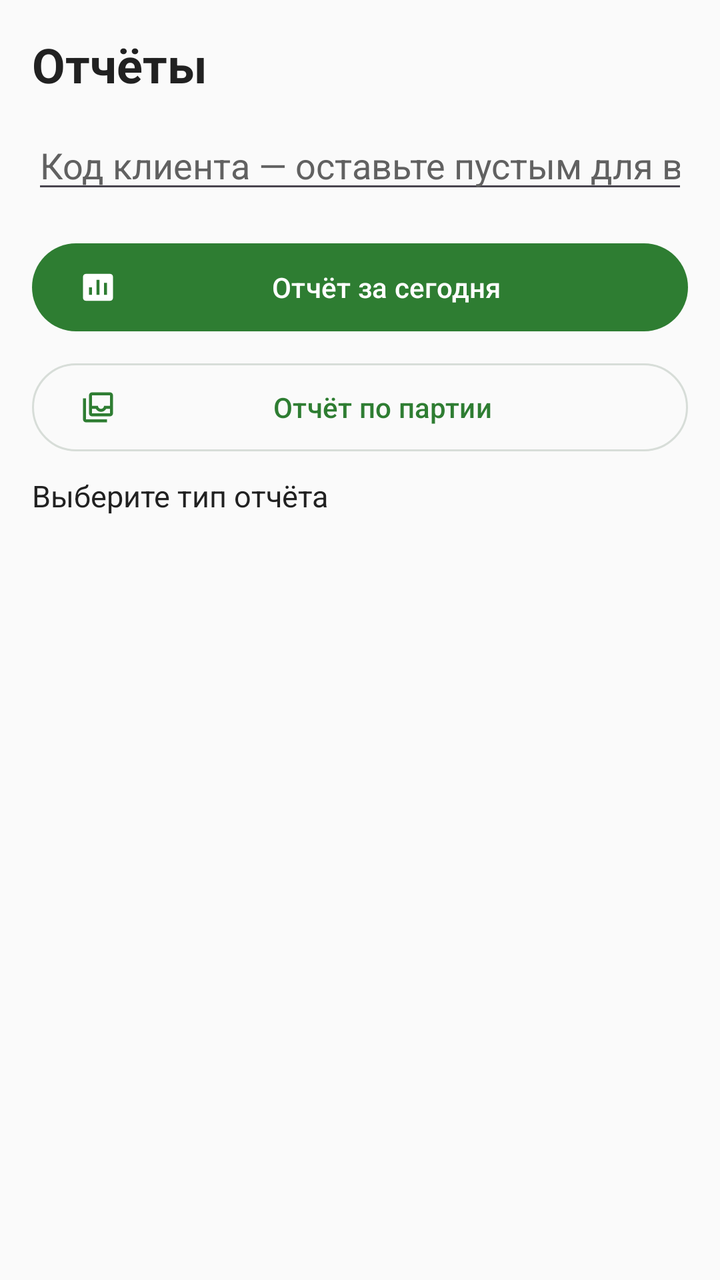
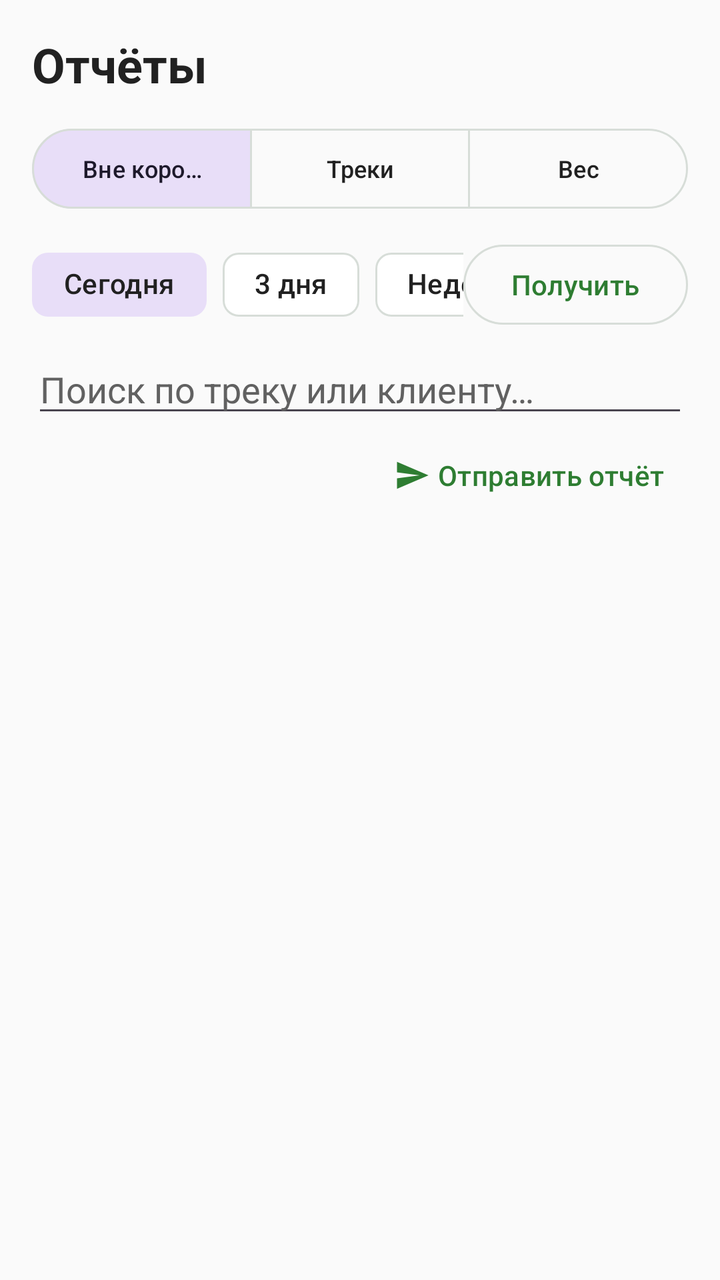

Two renders of the same Android screen: before a commit and after it. Below are the layout's source before the change and the commit's diff.
<!-- AndroidManifest.xml: application theme Theme.FastScan -->
<!-- res/layout/fragment_reports.xml -->
<?xml version="1.0" encoding="utf-8"?>
<androidx.constraintlayout.widget.ConstraintLayout xmlns:android="http://schemas.android.com/apk/res/android"
    xmlns:app="http://schemas.android.com/apk/res-auto"
    android:layout_width="match_parent"
    android:layout_height="match_parent"
    android:background="@color/app_background"
    android:padding="16dp">

    <TextView
        android:id="@+id/tvTitle"
        android:layout_width="0dp"
        android:layout_height="wrap_content"
        android:text="@string/reports"
        android:textColor="@color/app_text_primary"
        android:textSize="24sp"
        android:textStyle="bold"
        app:layout_constraintEnd_toEndOf="parent"
        app:layout_constraintStart_toStartOf="parent"
        app:layout_constraintTop_toTopOf="parent" />

    <com.google.android.material.button.MaterialButton
        android:id="@+id/btnTodayReport"
        android:layout_width="0dp"
        android:layout_height="52dp"
        android:layout_marginTop="16dp"
        android:text="@string/report_today"
        android:textAllCaps="false"
        app:icon="@drawable/ic_report"
        app:layout_constraintEnd_toEndOf="parent"
        app:layout_constraintStart_toStartOf="parent"
        app:layout_constraintTop_toBottomOf="@id/etClientCodeFilter" />

    <EditText
        android:id="@+id/etClientCodeFilter"
        android:layout_width="0dp"
        android:layout_height="wrap_content"
        android:layout_marginTop="12dp"
        android:hint="@string/report_client_code_filter"
        android:imeOptions="actionDone"
        android:inputType="textCapCharacters"
        android:singleLine="true"
        android:textColor="@color/app_text_primary"
        android:textColorHint="@color/app_text_secondary"
        app:layout_constraintEnd_toEndOf="parent"
        app:layout_constraintStart_toStartOf="parent"
        app:layout_constraintTop_toBottomOf="@id/tvTitle" />

    <com.google.android.material.button.MaterialButton
        android:id="@+id/btnPartyReport"
        style="@style/Widget.Material3.Button.OutlinedButton"
        android:layout_width="0dp"
        android:layout_height="52dp"
        android:layout_marginTop="8dp"
        android:text="@string/report_by_party"
        android:textAllCaps="false"
        app:icon="@drawable/ic_batch"
        app:layout_constraintEnd_toEndOf="parent"
        app:layout_constraintStart_toStartOf="parent"
        app:layout_constraintTop_toBottomOf="@id/btnTodayReport" />

    <com.google.android.material.button.MaterialButton
        android:id="@+id/btnShareReport"
        style="@style/Widget.Material3.Button.TextButton"
        android:layout_width="wrap_content"
        android:layout_height="48dp"
        android:text="@string/share_report"
        android:textAllCaps="false"
        android:visibility="gone"
        app:icon="@drawable/ic_send"
        app:layout_constraintEnd_toEndOf="parent"
        app:layout_constraintTop_toBottomOf="@id/btnPartyReport" />

    <androidx.core.widget.NestedScrollView
        android:layout_width="0dp"
        android:layout_height="0dp"
        android:layout_marginTop="8dp"
        app:layout_constraintBottom_toBottomOf="parent"
        app:layout_constraintEnd_toEndOf="parent"
        app:layout_constraintStart_toStartOf="parent"
        app:layout_constraintTop_toBottomOf="@id/btnShareReport">

        <TextView
            android:id="@+id/tvReport"
            android:layout_width="match_parent"
            android:layout_height="wrap_content"
            android:paddingBottom="24dp"
            android:text="@string/report_empty"
            android:textColor="@color/app_text_primary"
            android:textIsSelectable="true"
            android:textSize="15sp" />
    </androidx.core.widget.NestedScrollView>

    <ProgressBar
        android:id="@+id/progressBar"
        android:layout_width="wrap_content"
        android:layout_height="wrap_content"
        android:visibility="gone"
        app:layout_constraintBottom_toBottomOf="parent"
        app:layout_constraintEnd_toEndOf="parent"
        app:layout_constraintStart_toStartOf="parent"
        app:layout_constraintTop_toTopOf="parent" />

</androidx.constraintlayout.widget.ConstraintLayout>
<!-- resources referenced by this layout -->
<resources>
  <color name="app_background">#FAFAFA</color>
  <color name="app_text_primary">#212121</color>
  <color name="app_text_secondary">#616161</color>
  <!-- drawable ic_report (drawable) -->
  <?xml version="1.0" encoding="utf-8"?>
  <vector xmlns:android="http://schemas.android.com/apk/res/android"
      android:width="24dp"
      android:height="24dp"
      android:viewportWidth="24"
      android:viewportHeight="24">
      <path
          android:fillColor="@android:color/white"
          android:pathData="M4,3h16c1.1,0 2,0.9 2,2v14c0,1.1 -0.9,2 -2,2H4c-1.1,0 -2,-0.9 -2,-2V5c0,-1.1 0.9,-2 2,-2zM6,17h2v-5H6v5zM11,17h2V7h-2v10zM16,17h2V9h-2v8z" />
  </vector>
  <!-- drawable ic_send (drawable) -->
  <vector xmlns:android="http://schemas.android.com/apk/res/android" android:autoMirrored="true" android:height="24dp" android:tint="#000000" android:viewportHeight="24" android:viewportWidth="24" android:width="24dp">
        
      <path android:fillColor="@android:color/white" android:pathData="M2.01,21L23,12 2.01,3 2,10l15,2 -15,2z"/>
      
  </vector>
  <string name="report_by_party">Отчёт по партии</string>
  <string name="report_client_code_filter">Код клиента — оставьте пустым для всех</string>
  <string name="report_empty">Выберите тип отчёта</string>
  <string name="report_today">Отчёт за сегодня</string>
  <string name="reports">Отчёты</string>
  <string name="share_report">Отправить отчёт</string>
  <color name="app_primary">#2E7D32</color>
  <color name="app_primary_dark">#1B5E20</color>
  <color name="app_on_primary">#FFFFFF</color>
  <color name="app_surface">#FFFFFF</color>
  <color name="card_stroke">#D7DDD8</color>
  <!-- unchanged entries left out for length: 2 -->
</resources>

<!-- the commit's change to res/layout/fragment_reports.xml (unified diff, before → after) -->
@@ -18,77 +18,372 @@
         app:layout_constraintStart_toStartOf="parent"
         app:layout_constraintTop_toTopOf="parent" />
 
-    <com.google.android.material.button.MaterialButton
-        android:id="@+id/btnTodayReport"
-        android:layout_width="0dp"
-        android:layout_height="52dp"
-        android:layout_marginTop="16dp"
-        android:text="@string/report_today"
-        android:textAllCaps="false"
-        app:icon="@drawable/ic_report"
-        app:layout_constraintEnd_toEndOf="parent"
-        app:layout_constraintStart_toStartOf="parent"
-        app:layout_constraintTop_toBottomOf="@id/etClientCodeFilter" />
-
-    <EditText
-        android:id="@+id/etClientCodeFilter"
+    <com.google.android.material.button.MaterialButtonToggleGroup
+        android:id="@+id/reportTypeToggle"
         android:layout_width="0dp"
         android:layout_height="wrap_content"
         android:layout_marginTop="12dp"
-        android:hint="@string/report_client_code_filter"
-        android:imeOptions="actionDone"
-        android:inputType="textCapCharacters"
-        android:singleLine="true"
-        android:textColor="@color/app_text_primary"
-        android:textColorHint="@color/app_text_secondary"
-        app:layout_constraintEnd_toEndOf="parent"
-        app:layout_constraintStart_toStartOf="parent"
-        app:layout_constraintTop_toBottomOf="@id/tvTitle" />
-
-    <com.google.android.material.button.MaterialButton
-        android:id="@+id/btnPartyReport"
-        style="@style/Widget.Material3.Button.OutlinedButton"
-        android:layout_width="0dp"
-        android:layout_height="52dp"
-        android:layout_marginTop="8dp"
-        android:text="@string/report_by_party"
-        android:textAllCaps="false"
-        app:icon="@drawable/ic_batch"
-        app:layout_constraintEnd_toEndOf="parent"
-        app:layout_constraintStart_toStartOf="parent"
-        app:layout_constraintTop_toBottomOf="@id/btnTodayReport" />
-
-    <com.google.android.material.button.MaterialButton
-        android:id="@+id/btnShareReport"
-        style="@style/Widget.Material3.Button.TextButton"
-        android:layout_width="wrap_content"
-        android:layout_height="48dp"
-        android:text="@string/share_report"
-        android:textAllCaps="false"
+        app:checkedButton="@id/btnSectionUnpacked"
+        app:layout_constraintEnd_toEndOf="parent"
+        app:layout_constraintStart_toStartOf="parent"
+        app:layout_constraintTop_toBottomOf="@id/tvTitle"
+        app:selectionRequired="true"
+        app:singleSelection="true">
+
+        <com.google.android.material.button.MaterialButton
+            android:id="@+id/btnSectionUnpacked"
+            style="@style/Widget.Material3.Button.OutlinedButton"
+            android:layout_width="0dp"
+            android:layout_height="48dp"
+            android:layout_weight="1"
+            android:ellipsize="end"
+            android:maxLines="1"
+            android:text="@string/report_section_unpacked"
+            android:textAllCaps="false"
+            android:textSize="12sp" />
+
+        <com.google.android.material.button.MaterialButton
+            android:id="@+id/btnSectionTracks"
+            style="@style/Widget.Material3.Button.OutlinedButton"
+            android:layout_width="0dp"
+            android:layout_height="48dp"
+            android:layout_weight="1"
+            android:text="@string/report_section_tracks"
+            android:textAllCaps="false"
+            android:textSize="12sp" />
+
+        <com.google.android.material.button.MaterialButton
+            android:id="@+id/btnSectionWeight"
+            style="@style/Widget.Material3.Button.OutlinedButton"
+            android:layout_width="0dp"
+            android:layout_height="48dp"
+            android:layout_weight="1"
+            android:text="@string/report_section_weight"
+            android:textAllCaps="false"
+            android:textSize="12sp" />
+    </com.google.android.material.button.MaterialButtonToggleGroup>
+
+    <androidx.constraintlayout.widget.ConstraintLayout
+        android:id="@+id/sectionUnpacked"
+        android:layout_width="0dp"
+        android:layout_height="0dp"
+        android:layout_marginTop="10dp"
+        app:layout_constraintBottom_toBottomOf="parent"
+        app:layout_constraintEnd_toEndOf="parent"
+        app:layout_constraintStart_toStartOf="parent"
+        app:layout_constraintTop_toBottomOf="@id/reportTypeToggle">
+
+        <HorizontalScrollView
+            android:id="@+id/scrollUnpackedDays"
+            android:layout_width="0dp"
+            android:layout_height="wrap_content"
+            android:overScrollMode="never"
+            android:scrollbars="none"
+            app:layout_constraintEnd_toStartOf="@id/btnRefreshUnpacked"
+            app:layout_constraintStart_toStartOf="parent"
+            app:layout_constraintTop_toTopOf="parent">
+
+            <com.google.android.material.chip.ChipGroup
+                android:layout_width="wrap_content"
+                android:layout_height="wrap_content"
+                app:selectionRequired="true"
+                app:singleSelection="true">
+
+                <com.google.android.material.chip.Chip
+                    android:id="@+id/chipUnpackedToday"
+                    android:layout_width="wrap_content"
+                    android:layout_height="wrap_content"
+                    android:checkable="true"
+                    android:checked="true"
+                    android:text="@string/today" />
+
+                <com.google.android.material.chip.Chip
+                    android:id="@+id/chipUnpacked3Days"
+                    android:layout_width="wrap_content"
+                    android:layout_height="wrap_content"
+                    android:checkable="true"
+                    android:text="@string/last_3_days" />
+
+                <com.google.android.material.chip.Chip
+                    android:id="@+id/chipUnpackedWeek"
+                    android:layout_width="wrap_content"
+                    android:layout_height="wrap_content"
+                    android:checkable="true"
+                    android:text="@string/last_week" />
+
+                <com.google.android.material.chip.Chip
+                    android:id="@+id/chipUnpackedAll"
+                    android:layout_width="wrap_content"
+                    android:layout_height="wrap_content"
+                    android:checkable="true"
+                    android:text="@string/all_time" />
+            </com.google.android.material.chip.ChipGroup>
+        </HorizontalScrollView>
+
+        <com.google.android.material.button.MaterialButton
+            android:id="@+id/btnRefreshUnpacked"
+            style="@style/Widget.Material3.Button.OutlinedButton"
+            android:layout_width="wrap_content"
+            android:layout_height="48dp"
+            android:layout_marginStart="8dp"
+            android:text="@string/get_report"
+            android:textAllCaps="false"
+            app:layout_constraintBottom_toBottomOf="@id/scrollUnpackedDays"
+            app:layout_constraintEnd_toEndOf="parent"
+            app:layout_constraintTop_toTopOf="@id/scrollUnpackedDays" />
+
+        <EditText
+            android:id="@+id/etUnpackedSearch"
+            android:layout_width="0dp"
+            android:layout_height="wrap_content"
+            android:layout_marginTop="6dp"
+            android:hint="@string/search_hint"
+            android:imeOptions="actionDone"
+            android:inputType="text"
+            android:singleLine="true"
+            android:textColor="@color/app_text_primary"
+            android:textColorHint="@color/app_text_secondary"
+            app:layout_constraintEnd_toEndOf="parent"
+            app:layout_constraintStart_toStartOf="parent"
+            app:layout_constraintTop_toBottomOf="@id/scrollUnpackedDays" />
+
+        <TextView
+            android:id="@+id/tvUnpackedSummary"
+            android:layout_width="0dp"
+            android:layout_height="wrap_content"
+            android:layout_marginTop="8dp"
+            android:textColor="@color/app_text_primary"
+            android:textStyle="bold"
+            app:layout_constraintEnd_toStartOf="@id/btnShareUnpackedReport"
+            app:layout_constraintStart_toStartOf="parent"
+            app:layout_constraintTop_toBottomOf="@id/etUnpackedSearch" />
+
+        <com.google.android.material.button.MaterialButton
+            android:id="@+id/btnShareUnpackedReport"
+            style="@style/Widget.Material3.Button.TextButton"
+            android:layout_width="wrap_content"
+            android:layout_height="48dp"
+            android:text="@string/share_report"
+            android:textAllCaps="false"
+            app:icon="@drawable/ic_send"
+            app:layout_constraintEnd_toEndOf="parent"
+            app:layout_constraintTop_toBottomOf="@id/etUnpackedSearch" />
+
+        <androidx.recyclerview.widget.RecyclerView
+            android:id="@+id/rvUnpacked"
+            android:layout_width="0dp"
+            android:layout_height="0dp"
+            android:layout_marginTop="4dp"
+            android:clipToPadding="false"
+            android:paddingBottom="16dp"
+            app:layout_constraintBottom_toBottomOf="parent"
+            app:layout_constraintEnd_toEndOf="parent"
+            app:layout_constraintStart_toStartOf="parent"
+            app:layout_constraintTop_toBottomOf="@id/btnShareUnpackedReport" />
+
+        <TextView
+            android:id="@+id/tvUnpackedEmpty"
+            android:layout_width="0dp"
+            android:layout_height="wrap_content"
+            android:gravity="center"
+            android:text="@string/no_unpacked_orders"
+            android:textColor="@color/app_text_secondary"
+            android:textSize="16sp"
+            android:visibility="gone"
+            app:layout_constraintBottom_toBottomOf="parent"
+            app:layout_constraintEnd_toEndOf="parent"
+            app:layout_constraintStart_toStartOf="parent"
+            app:layout_constraintTop_toBottomOf="@id/btnShareUnpackedReport" />
+    </androidx.constraintlayout.widget.ConstraintLayout>
+
+    <androidx.constraintlayout.widget.ConstraintLayout
+        android:id="@+id/sectionTracks"
+        android:layout_width="0dp"
+        android:layout_height="0dp"
+        android:layout_marginTop="10dp"
         android:visibility="gone"
-        app:icon="@drawable/ic_send"
-        app:layout_constraintEnd_toEndOf="parent"
-        app:layout_constraintTop_toBottomOf="@id/btnPartyReport" />
-
-    <androidx.core.widget.NestedScrollView
+        app:layout_constraintBottom_toBottomOf="parent"
+        app:layout_constraintEnd_toEndOf="parent"
+        app:layout_constraintStart_toStartOf="parent"
+        app:layout_constraintTop_toBottomOf="@id/reportTypeToggle">
+
+        <EditText
+            android:id="@+id/etClientCodeFilter"
+            android:layout_width="0dp"
+            android:layout_height="wrap_content"
+            android:hint="@string/report_client_code_filter"
+            android:imeOptions="actionDone"
+            android:inputType="textCapCharacters"
+            android:singleLine="true"
+            android:textColor="@color/app_text_primary"
+            android:textColorHint="@color/app_text_secondary"
+            app:layout_constraintEnd_toEndOf="parent"
+            app:layout_constraintStart_toStartOf="parent"
+            app:layout_constraintTop_toTopOf="parent" />
+
+        <com.google.android.material.button.MaterialButton
+            android:id="@+id/btnTodayReport"
+            android:layout_width="0dp"
+            android:layout_height="52dp"
+            android:layout_marginTop="10dp"
+            android:text="@string/report_today"
+            android:textAllCaps="false"
+            app:icon="@drawable/ic_report"
+            app:layout_constraintEnd_toEndOf="parent"
+            app:layout_constraintStart_toStartOf="parent"
+            app:layout_constraintTop_toBottomOf="@id/etClientCodeFilter" />
+
+        <com.google.android.material.button.MaterialButton
+            android:id="@+id/btnPartyReport"
+            style="@style/Widget.Material3.Button.OutlinedButton"
+            android:layout_width="0dp"
+            android:layout_height="52dp"
+            android:layout_marginTop="8dp"
+            android:text="@string/report_by_party"
+            android:textAllCaps="false"
+            app:icon="@drawable/ic_batch"
+            app:layout_constraintEnd_toEndOf="parent"
+            app:layout_constraintStart_toStartOf="parent"
+            app:layout_constraintTop_toBottomOf="@id/btnTodayReport" />
+
+        <com.google.android.material.button.MaterialButton
+            android:id="@+id/btnShareTrackReport"
+            style="@style/Widget.Material3.Button.TextButton"
+            android:layout_width="wrap_content"
+            android:layout_height="48dp"
+            android:enabled="false"
+            android:text="@string/share_report"
+            android:textAllCaps="false"
+            app:icon="@drawable/ic_send"
+            app:layout_constraintEnd_toEndOf="parent"
+            app:layout_constraintTop_toBottomOf="@id/btnPartyReport" />
+
+        <androidx.core.widget.NestedScrollView
+            android:layout_width="0dp"
+            android:layout_height="0dp"
+            android:layout_marginTop="4dp"
+            app:layout_constraintBottom_toBottomOf="parent"
+            app:layout_constraintEnd_toEndOf="parent"
+            app:layout_constraintStart_toStartOf="parent"
+            app:layout_constraintTop_toBottomOf="@id/btnShareTrackReport">
+
+            <TextView
+                android:id="@+id/tvTrackReport"
+                android:layout_width="match_parent"
+                android:layout_height="wrap_content"
+                android:paddingBottom="24dp"
+                android:text="@string/report_empty"
+                android:textColor="@color/app_text_primary"
+                android:textIsSelectable="true"
+                android:textSize="15sp" />
+        </androidx.core.widget.NestedScrollView>
+    </androidx.constraintlayout.widget.ConstraintLayout>
+
+    <androidx.constraintlayout.widget.ConstraintLayout
+        android:id="@+id/sectionWeight"
         android:layout_width="0dp"
         android:layout_height="0dp"
-        android:layout_marginTop="8dp"
+        android:layout_marginTop="10dp"
+        android:visibility="gone"
         app:layout_constraintBottom_toBottomOf="parent"
         app:layout_constraintEnd_toEndOf="parent"
         app:layout_constraintStart_toStartOf="parent"
-        app:layout_constraintTop_toBottomOf="@id/btnShareReport">
+        app:layout_constraintTop_toBottomOf="@id/reportTypeToggle">
+
+        <com.google.android.material.button.MaterialButton
+            android:id="@+id/btnPreviousYear"
+            style="@style/Widget.Material3.Button.IconButton.Outlined"
+            android:layout_width="48dp"
+            android:layout_height="48dp"
+            android:contentDescription="@string/previous_year"
+            app:icon="@drawable/ic_arrow_back"
+            app:iconTint="@color/app_primary"
+            app:layout_constraintStart_toStartOf="parent"
+            app:layout_constraintTop_toTopOf="parent" />
 
         <TextView
-            android:id="@+id/tvReport"
-            android:layout_width="match_parent"
-            android:layout_height="wrap_content"
-            android:paddingBottom="24dp"
-            android:text="@string/report_empty"
-            android:textColor="@color/app_text_primary"
-            android:textIsSelectable="true"
-            android:textSize="15sp" />
-    </androidx.core.widget.NestedScrollView>
+            android:id="@+id/tvWeightYear"
+            android:layout_width="0dp"
+            android:layout_height="48dp"
+            android:gravity="center"
+            android:textColor="@color/app_text_primary"
+            android:textSize="20sp"
+            android:textStyle="bold"
+            app:layout_constraintEnd_toStartOf="@id/btnNextYear"
+            app:layout_constraintStart_toEndOf="@id/btnPreviousYear"
+            app:layout_constraintTop_toTopOf="parent" />
+
+        <com.google.android.material.button.MaterialButton
+            android:id="@+id/btnNextYear"
+            style="@style/Widget.Material3.Button.IconButton.Outlined"
+            android:layout_width="48dp"
+            android:layout_height="48dp"
+            android:contentDescription="@string/next_year"
+            android:rotation="180"
+            app:icon="@drawable/ic_arrow_back"
+            app:iconTint="@color/app_primary"
+            app:layout_constraintEnd_toEndOf="parent"
+            app:layout_constraintTop_toTopOf="parent" />
+
+        <EditText
+            android:id="@+id/etWeightClientCodeFilter"
+            android:layout_width="0dp"
+            android:layout_height="wrap_content"
+            android:layout_marginTop="8dp"
+            android:hint="@string/report_client_code_filter"
+            android:imeOptions="actionDone"
+            android:inputType="textCapCharacters"
+            android:singleLine="true"
+            android:textColor="@color/app_text_primary"
+            android:textColorHint="@color/app_text_secondary"
+            app:layout_constraintEnd_toEndOf="parent"
+            app:layout_constraintStart_toStartOf="parent"
+            app:layout_constraintTop_toBottomOf="@id/tvWeightYear" />
+
+        <com.google.android.material.button.MaterialButton
+            android:id="@+id/btnWeightReport"
+            android:layout_width="0dp"
+            android:layout_height="52dp"
+            android:layout_marginTop="10dp"
+            android:text="@string/get_report"
+            android:textAllCaps="false"
+            app:icon="@drawable/ic_scale"
+            app:layout_constraintEnd_toEndOf="parent"
+            app:layout_constraintStart_toStartOf="parent"
+            app:layout_constraintTop_toBottomOf="@id/etWeightClientCodeFilter" />
+
+        <com.google.android.material.button.MaterialButton
+            android:id="@+id/btnShareWeightReport"
+            style="@style/Widget.Material3.Button.TextButton"
+            android:layout_width="wrap_content"
+            android:layout_height="48dp"
+            android:enabled="false"
+            android:text="@string/share_report"
+            android:textAllCaps="false"
+            app:icon="@drawable/ic_send"
+            app:layout_constraintEnd_toEndOf="parent"
+            app:layout_constraintTop_toBottomOf="@id/btnWeightReport" />
+
+        <androidx.core.widget.NestedScrollView
+            android:layout_width="0dp"
+            android:layout_height="0dp"
+            android:layout_marginTop="4dp"
+            app:layout_constraintBottom_toBottomOf="parent"
+            app:layout_constraintEnd_toEndOf="parent"
+            app:layout_constraintStart_toStartOf="parent"
+            app:layout_constraintTop_toBottomOf="@id/btnShareWeightReport">
+
+            <TextView
+                android:id="@+id/tvWeightReport"
+                android:layout_width="match_parent"
+                android:layout_height="wrap_content"
+                android:paddingBottom="24dp"
+                android:text="@string/report_monthly_weight_empty"
+                android:textColor="@color/app_text_primary"
+                android:textIsSelectable="true"
+                android:textSize="15sp" />
+        </androidx.core.widget.NestedScrollView>
+    </androidx.constraintlayout.widget.ConstraintLayout>
 
     <ProgressBar
         android:id="@+id/progressBar"
<!-- resource entries referenced after the edit -->
@@ -3,6 +3,17 @@
   <color name="app_background">#FAFAFA</color>
   <color name="app_text_primary">#212121</color>
   <color name="app_text_secondary">#616161</color>
+  <!-- drawable ic_arrow_back (drawable) -->
+  <?xml version="1.0" encoding="utf-8"?>
+  <vector xmlns:android="http://schemas.android.com/apk/res/android"
+      android:width="24dp"
+      android:height="24dp"
+      android:viewportWidth="24"
+      android:viewportHeight="24">
+      <path
+          android:fillColor="@android:color/white"
+          android:pathData="M20,11H7.83l5.59,-5.59L12,4l-8,8 8,8 1.41,-1.41L7.83,13H20v-2z" />
+  </vector>
   <!-- drawable ic_report (drawable) -->
   <?xml version="1.0" encoding="utf-8"?>
   <vector xmlns:android="http://schemas.android.com/apk/res/android"
@@ -14,18 +25,41 @@
           android:fillColor="@android:color/white"
           android:pathData="M4,3h16c1.1,0 2,0.9 2,2v14c0,1.1 -0.9,2 -2,2H4c-1.1,0 -2,-0.9 -2,-2V5c0,-1.1 0.9,-2 2,-2zM6,17h2v-5H6v5zM11,17h2V7h-2v10zM16,17h2V9h-2v8z" />
   </vector>
+  <!-- drawable ic_scale (drawable) -->
+  <vector xmlns:android="http://schemas.android.com/apk/res/android"
+      android:width="24dp"
+      android:height="24dp"
+      android:viewportWidth="24"
+      android:viewportHeight="24">
+      <path
+          android:fillColor="@android:color/white"
+          android:pathData="M5,3h14c1.1,0 2,0.9 2,2v14c0,1.1 -0.9,2 -2,2H5c-1.1,0 -2,-0.9 -2,-2V5c0,-1.1 0.9,-2 2,-2zM5,5v14h14V5H5zM12,7c2.2,0 4.2,1.2 5.2,3.2l-1.8,0.9C14.8,9.8 13.5,9 12,9s-2.8,0.8 -3.4,2.1l-1.8,-0.9C7.8,8.2 9.8,7 12,7zM11,10h2v4h-2v-4zM8,16h8v2H8v-2z" />
+  </vector>
   <!-- drawable ic_send (drawable) -->
   <vector xmlns:android="http://schemas.android.com/apk/res/android" android:autoMirrored="true" android:height="24dp" android:tint="#000000" android:viewportHeight="24" android:viewportWidth="24" android:width="24dp">
         
       <path android:fillColor="@android:color/white" android:pathData="M2.01,21L23,12 2.01,3 2,10l15,2 -15,2z"/>
       
   </vector>
+  <string name="all_time">Все</string>
+  <string name="get_report">Получить</string>
+  <string name="last_3_days">3 дня</string>
+  <string name="last_week">Неделя</string>
+  <string name="next_year">Следующий год</string>
+  <string name="no_unpacked_orders">Нет незакрытых заказов</string>
+  <string name="previous_year">Предыдущий год</string>
   <string name="report_by_party">Отчёт по партии</string>
   <string name="report_client_code_filter">Код клиента — оставьте пустым для всех</string>
   <string name="report_empty">Выберите тип отчёта</string>
+  <string name="report_monthly_weight_empty">Выберите год и рассчитайте отчёт</string>
+  <string name="report_section_tracks">Треки</string>
+  <string name="report_section_unpacked">Вне коробок</string>
+  <string name="report_section_weight">Вес</string>
   <string name="report_today">Отчёт за сегодня</string>
   <string name="reports">Отчёты</string>
+  <string name="search_hint">Поиск по треку или клиенту…</string>
   <string name="share_report">Отправить отчёт</string>
+  <string name="today">Сегодня</string>
   <color name="app_primary">#2E7D32</color>
   <color name="app_primary_dark">#1B5E20</color>
   <color name="app_on_primary">#FFFFFF</color>
